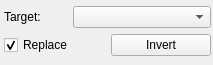
The window that src/Interface/ToolInterface/InvertToolInterface.ui (SCIInstitute/Seg3D) describes before a commit, drawn with Qt 5.
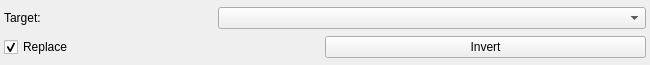
The same window after the commit.

Commit message: updates for all tool widgets, all of them should expand, but dont yet,

```diff
--- a/src/Interface/ToolInterface/InvertToolInterface.ui
+++ b/src/Interface/ToolInterface/InvertToolInterface.ui
@@ -6,46 +6,48 @@
    <rect>
     <x>0</x>
     <y>0</y>
-    <width>213</width>
+    <width>650</width>
     <height>65</height>
    </rect>
   </property>
   <property name="sizePolicy">
-   <sizepolicy hsizetype="Fixed" vsizetype="Fixed">
+   <sizepolicy hsizetype="Preferred" vsizetype="Fixed">
     <horstretch>0</horstretch>
     <verstretch>0</verstretch>
    </sizepolicy>
   </property>
   <property name="minimumSize">
    <size>
-    <width>213</width>
+    <width>0</width>
     <height>65</height>
    </size>
   </property>
   <property name="maximumSize">
    <size>
-    <width>213</width>
-    <height>65</height>
-   </size>
-  </property>
-  <property name="baseSize">
-   <size>
-    <width>213</width>
+    <width>16777215</width>
     <height>65</height>
    </size>
   </property>
   <property name="windowTitle">
    <string>Invert Tool</string>
   </property>
-  <widget class="QWidget" name="layoutWidget_2">
-   <property name="geometry">
-    <rect>
-     <x>4</x>
-     <y>4</y>
-     <width>207</width>
-     <height>26</height>
-    </rect>
+  <layout class="QVBoxLayout" name="verticalLayout">
+   <property name="spacing">
+    <number>0</number>
    </property>
+   <property name="leftMargin">
+    <number>4</number>
+   </property>
+   <property name="topMargin">
+    <number>0</number>
+   </property>
+   <property name="rightMargin">
+    <number>4</number>
+   </property>
+   <property name="bottomMargin">
+    <number>0</number>
+   </property>
+   <item>
    <layout class="QHBoxLayout" name="activeHLayout" stretch="1,2">
     <property name="spacing">
      <number>0</number>
@@ -67,16 +69,8 @@
      <widget class="QComboBox" name="activeComboBox"/>
     </item>
    </layout>
-  </widget>
-  <widget class="QWidget" name="layoutWidget">
-   <property name="geometry">
-    <rect>
-     <x>4</x>
-     <y>29</y>
-     <width>207</width>
-     <height>32</height>
-    </rect>
-   </property>
+   </item>
+   <item>
    <layout class="QHBoxLayout" name="replaceInvertLayout">
     <item>
      <widget class="QCheckBox" name="replaceCheckBox">
@@ -96,7 +90,8 @@
      </widget>
     </item>
    </layout>
-  </widget>
+   </item>
+  </layout>
  </widget>
  <resources/>
  <connections/>
```
Lines whose indentation alone changed are shown as unchanged. The commit also changes 36 other files.
